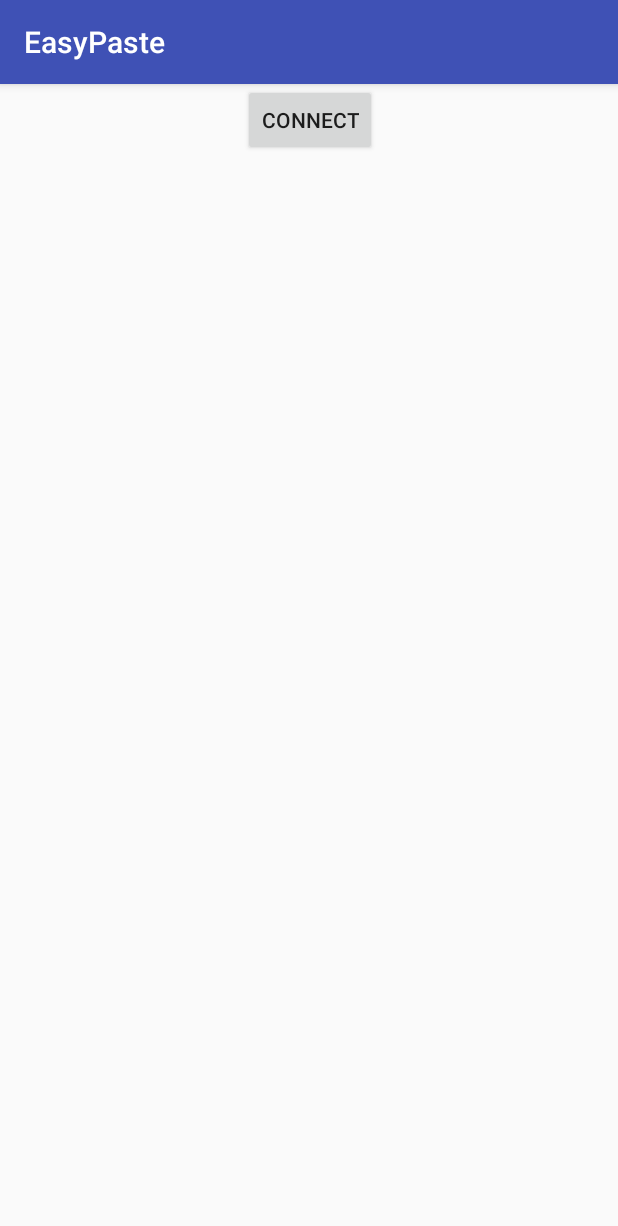
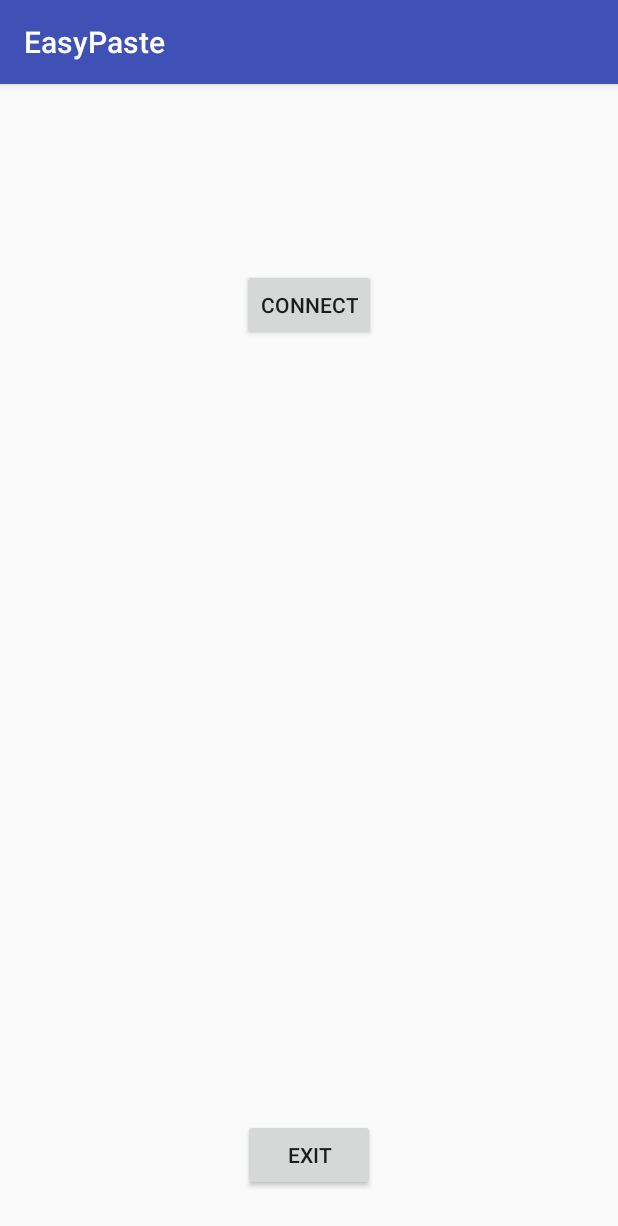
Before and after one commit to raunaqness/EasyPaste-Android, an Android app: the screen it shows after launch (MainActivity), on a phone screen of 412 x 824 dp. Shown: the top 1226 px of the screen. Run offline under Robolectric (Android 15) with nearby library versions, the phone set to English and light mode, and no system bars.

Commit message:
Added QR Code and lots of stuff and other shit

```diff
--- a/app/src/main/AndroidManifest.xml
+++ b/app/src/main/AndroidManifest.xml
@@ -31,8 +31,7 @@
 
         <activity android:name=".PictureBarcodeActivity"/>
         <activity android:name=".ScannedBarcodeActivity"/>
-        <service android:name=".BackgroundService"
-            android:exported="false"></service>
+        <service android:name=".BackgroundService"/>
 
 
         <meta-data
--- a/app/src/main/java/easypaste/example/com/easypaste/MainActivity.java
+++ b/app/src/main/java/easypaste/example/com/easypaste/MainActivity.java
@@ -2,9 +2,13 @@ package easypaste.example.com.easypaste;
 
 
 
+import android.content.ComponentName;
+import android.content.Context;
 import android.content.Intent;
+import android.content.pm.PackageManager;
 import android.support.v7.app.AppCompatActivity;
 import android.os.Bundle;
+import android.util.Log;
 import android.view.View;
 import android.widget.Button;
 import android.widget.EditText;
@@ -13,6 +17,7 @@ public class MainActivity extends AppCompatActivity implements View.OnClickListe
 
     EditText e1;
     Button sendButton;
+    Button exitButton;
 
     Button btnTakePicture, btnScanBarcode;
 
@@ -31,9 +36,11 @@ public class MainActivity extends AppCompatActivity implements View.OnClickListe
     private void initViews() {
         e1 = findViewById(R.id.editText);
         sendButton = findViewById(R.id.sendButton);
+        exitButton = findViewById(R.id.exitButton);
 
         btnTakePicture = findViewById(R.id.btnTakePicture);
         btnScanBarcode = findViewById(R.id.btnScanBarcode);
+        exitButton.setOnClickListener(this);
         btnTakePicture.setOnClickListener(this);
         btnScanBarcode.setOnClickListener(this);
 
@@ -43,6 +50,12 @@ public class MainActivity extends AppCompatActivity implements View.OnClickListe
         sendButton.setVisibility(View.INVISIBLE);
         btnScanBarcode.setVisibility(View.INVISIBLE);
     }
+
+//    void disableReciever(Context context){
+//        ComponentName componentName = new ComponentName(context, BackgroundService.class);
+//        PackageManager packageManager = context.getPackageManager();
+//        packageManager.setComponentEnabledSetting(componentName, PackageManager.COMPONENT_ENABLED_STATE_DISABLED, PackageManager.DONT_KILL_APP);
+//    }
 
     @Override
     public void onClick(View v) {
@@ -54,17 +67,18 @@ public class MainActivity extends AppCompatActivity implements View.OnClickListe
             case R.id.btnScanBarcode:
                 startActivity(new Intent(MainActivity.this, ScannedBarcodeActivity.class));
                 break;
+
+            case R.id.exitButton:
+                Log.v("Button", "service stopped");
+                stopService( new Intent(this, BackgroundService.class));
+//                disableReciever(getApplicationContext());
+                break;
+
+            case R.id.sendButton:
+                MessageSender messageSender = new MessageSender();
+                messageSender.execute(e1.getText().toString());
+                break;
         }
 
     }
-
-
-
-    public void send(View v){
-
-        MessageSender messageSender = new MessageSender();
-        messageSender.execute(e1.getText().toString());
-
-    }
-
 }
--- a/app/src/main/res/layout/activity_main.xml
+++ b/app/src/main/res/layout/activity_main.xml
@@ -1,5 +1,5 @@
 <?xml version="1.0" encoding="utf-8"?>
-<android.support.constraint.ConstraintLayout xmlns:android="http://schemas.android.com/apk/res/android"
+<RelativeLayout xmlns:android="http://schemas.android.com/apk/res/android"
     xmlns:app="http://schemas.android.com/apk/res-auto"
     xmlns:tools="http://schemas.android.com/tools"
     android:layout_width="match_parent"
@@ -9,49 +9,49 @@
 
     <EditText
         android:id="@+id/editText"
-        android:layout_width="0dp"
+        android:layout_width="352dp"
         android:layout_height="wrap_content"
-        android:layout_marginEnd="16dp"
-        android:layout_marginStart="16dp"
-        android:layout_marginTop="33dp"
         android:ems="10"
         android:inputType="textPersonName"
         android:text="Name"
-        app:layout_constraintEnd_toEndOf="parent"
-        app:layout_constraintStart_toStartOf="parent"
-        app:layout_constraintTop_toTopOf="parent" />
+        android:layout_alignParentTop="true"
+        android:layout_marginTop="20dp"
+        android:layout_centerHorizontal="true"/>
 
     <Button
         android:id="@+id/sendButton"
-        android:layout_width="0dp"
+        android:layout_width="352dp"
         android:layout_height="wrap_content"
-        android:layout_marginEnd="16dp"
-        android:layout_marginStart="16dp"
-        android:layout_marginTop="144dp"
-        android:onClick="send"
         android:text="Send"
-        app:layout_constraintEnd_toEndOf="parent"
-        app:layout_constraintStart_toStartOf="parent"
-        app:layout_constraintTop_toTopOf="parent" />
+        android:layout_centerHorizontal="true"
+        android:layout_below="@id/editText"
+        android:layout_marginTop="10dp"
+         />
 
     <Button
         android:id="@+id/btnTakePicture"
         android:layout_width="wrap_content"
         android:layout_height="wrap_content"
-        android:layout_marginTop="38dp"
         android:text="Connect"
-        app:layout_constraintStart_toStartOf="@+id/btnScanBarcode"
-        app:layout_constraintTop_toBottomOf="@+id/button" />
+        android:layout_below="@id/sendButton"
+        android:layout_centerHorizontal="true"/>
 
     <Button
         android:id="@+id/btnScanBarcode"
         android:layout_width="wrap_content"
         android:layout_height="wrap_content"
-        android:layout_marginTop="45dp"
         android:text="Button"
-        app:layout_constraintEnd_toEndOf="parent"
-        app:layout_constraintStart_toStartOf="parent"
-        app:layout_constraintTop_toBottomOf="@+id/btnTakePicture" />
+        android:layout_below="@id/btnTakePicture"
+        android:layout_centerHorizontal="true"/>
+
+    <Button
+        android:id="@+id/exitButton"
+        android:layout_width="wrap_content"
+        android:layout_height="wrap_content"
+        android:text="Exit"
+        android:layout_alignParentBottom="true"
+        android:layout_centerHorizontal="true"
+        android:layout_marginBottom="30dp"/>
 
 
-</android.support.constraint.ConstraintLayout>
+</RelativeLayout>
```
Also changed, not shown: app/src/main/java/easypaste/example/com/easypaste/BackgroundService.java (+51 -9 lines), app/src/main/java/easypaste/example/com/easypaste/MessageSender.java (+7 -7 lines), app/src/main/java/easypaste/example/com/easypaste/PictureBarcodeActivity.java (+23 -2 lines).
